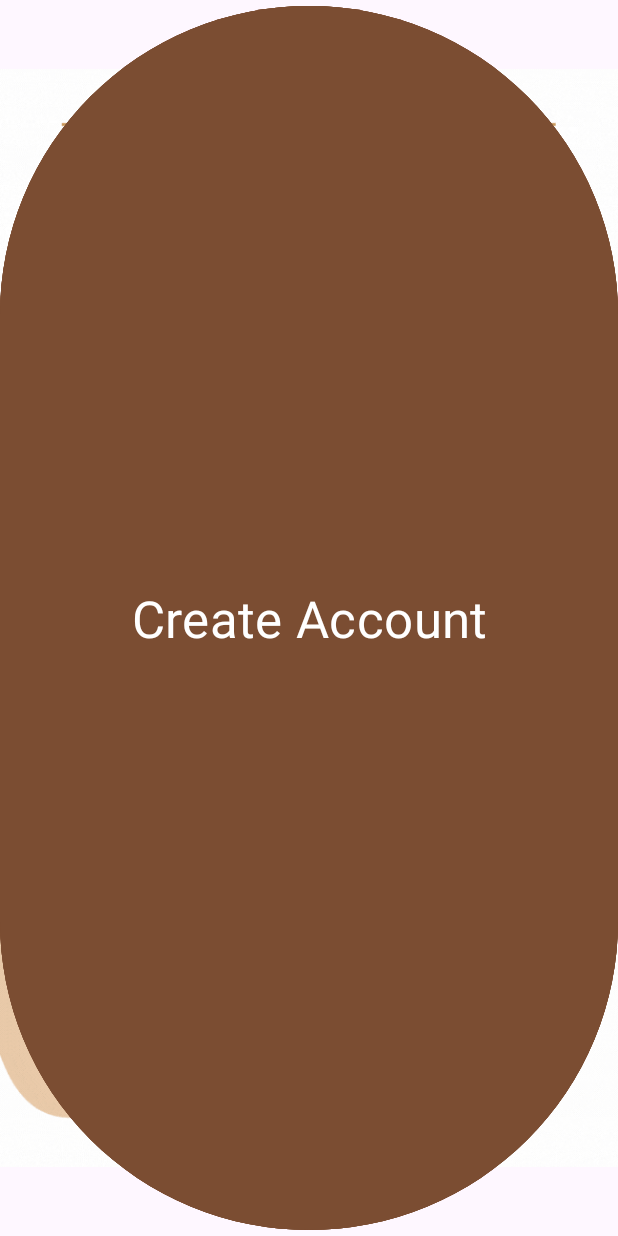
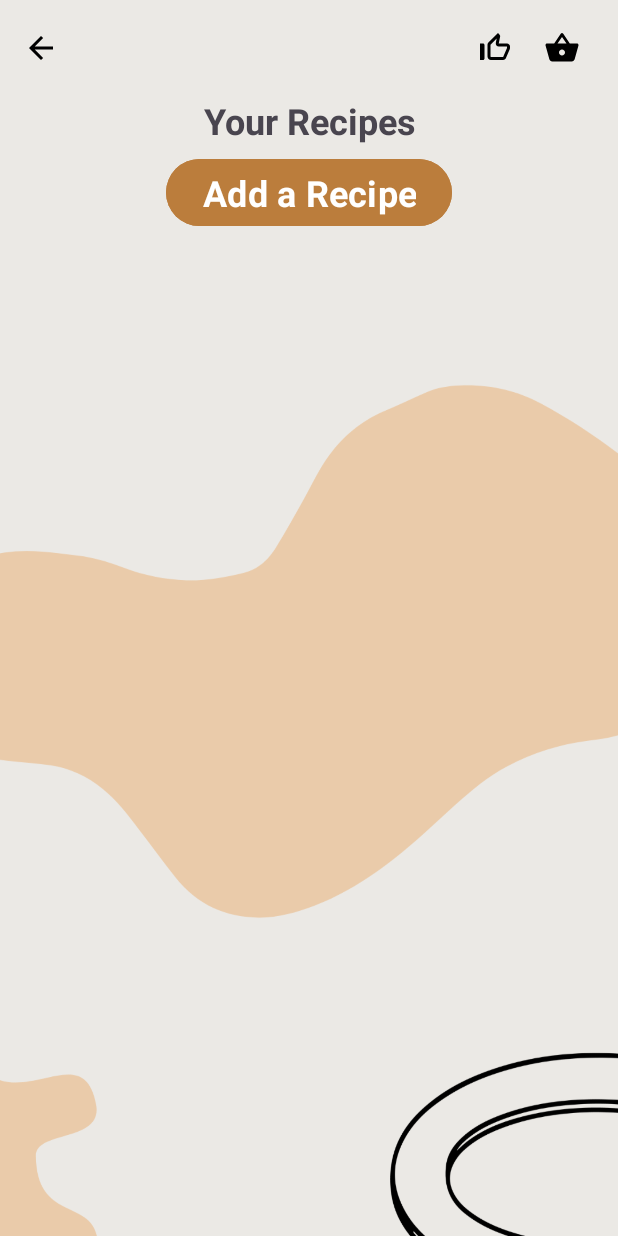
Before and after one commit to peuransiseu/ICS26011_FinalProject, an Android app: the screen it shows after launch (MainActivity before the commit, UserRecipe after it), on a phone screen of 412 x 824 dp. Run offline under Robolectric (Android 15) with nearby library versions, the phone set to English and light mode, and no system bars; Roboto replaces fonts that are not available here.

Commit message:
user recipes and add userRecipe - not working insert (no such table exists)

```diff
--- a/app/src/main/AndroidManifest.xml
+++ b/app/src/main/AndroidManifest.xml
@@ -13,7 +13,10 @@
         android:theme="@style/Theme.ICS26011_FinalProject"
         tools:targetApi="31">
         <activity
-            android:name=".Recipe"
+            android:name=".AddRecipe"
+            android:exported="false" />
+        <activity
+            android:name=".UserRecipe"
             android:exported="false" />
         <activity
             android:name=".MainActivity"
@@ -43,6 +46,7 @@
             android:name=".Mindanao"
             android:exported="false" />
 
+
         <meta-data
             android:name="preloaded_fonts"
             android:resource="@array/preloaded_fonts" />
--- a/app/src/main/java/com/example/ics26011_finalproject/MainActivity.kt
+++ b/app/src/main/java/com/example/ics26011_finalproject/MainActivity.kt
@@ -14,37 +14,27 @@ import com.google.android.material.navigation.NavigationView
 
 
 class MainActivity : AppCompatActivity() {
-
-    lateinit var drawerLayout: DrawerLayout
-    lateinit var actionBarDrawerToggle: ActionBarDrawerToggle
-
-    var navigationView: NavigationView? = null
-    var toolbar: Toolbar? = null
-    var menu: Menu? = null
-    var textView: TextView? = null
     override fun onCreate(savedInstanceState: Bundle?) {
         super.onCreate(savedInstanceState)
         setContentView(R.layout.drawer_layout)
-        val dbh = DatabaseHandler(this)
-        dbh.loadRecipes()
+        val intent = Intent(this, UserRecipe::class.java)
+            startActivity(intent)
 
-        val loginBtn = findViewById<Button>(R.id.login1)
-        val registerBtn = findViewById<Button>(R.id.createBtn)
-
-        loginBtn.setOnClickListener {
-            val intent = Intent(this, Login::class.java)
-            startActivity(intent)
-        }
-
-        registerBtn.setOnClickListener {
-            val intent = Intent(this, Register::class.java)
-            startActivity(intent)
-        }
-
-        drawerLayout = findViewById(R.id.drawer_layout)
-        navigationView = findViewById(R.id.nav_view)
-        textView = findViewById(R.id.textView)
-        toolbar = findViewById(R.id.toolbar)
+//        val dbh = DatabaseHandler(this)
+//        dbh.loadRecipes()
+//
+//        val loginBtn = findViewById<Button>(R.id.login1)
+//        val registerBtn = findViewById<Button>(R.id.createBtn)
+//
+//        loginBtn.setOnClickListener {
+//            val intent = Intent(this, Login::class.java)
+//            startActivity(intent)
+//        }
+//
+//        registerBtn.setOnClickListener {
+//            val intent = Intent(this, Register::class.java)
+//            startActivity(intent)
+//        }
 
     }
 
--- /dev/null
+++ b/app/src/main/java/com/example/ics26011_finalproject/UserRecipe.kt
@@ -0,0 +1,20 @@
+package com.example.ics26011_finalproject
+
+import android.content.Intent
+import androidx.appcompat.app.AppCompatActivity
+import android.os.Bundle
+import android.widget.Button
+
+class UserRecipe : AppCompatActivity() {
+    override fun onCreate(savedInstanceState: Bundle?) {
+        super.onCreate(savedInstanceState)
+        setContentView(R.layout.user_recipes)
+
+        val addRecipe  = findViewById<Button>(R.id.addRecipe)
+
+        addRecipe.setOnClickListener {
+            val intent = Intent(this, AddRecipe::class.java)
+            startActivity(intent)
+        }
+    }
+}
--- a/app/src/main/res/layout/user_recipes.xml
+++ b/app/src/main/res/layout/user_recipes.xml
@@ -58,7 +58,7 @@
             android:textStyle="bold" />
 
         <Button
-            android:id="@+id/button2"
+            android:id="@+id/addRecipe"
             android:layout_width="wrap_content"
             android:layout_height="wrap_content"
             android:layout_gravity="center"
```
Also changed, not shown: app/src/main/java/com/example/ics26011_finalproject/AddRecipe.kt (added, +53 -0 lines), app/src/main/java/com/example/ics26011_finalproject/DatabaseHandler.kt (+44 -1 lines), app/src/main/java/com/example/ics26011_finalproject/Recipe.kt (deleted, +0 -11 lines), app/src/main/java/com/example/ics26011_finalproject/UserRecipeModel.kt (added, +10 -0 lines), app/src/main/res/layout/add_recipe.xml (+9 -3 lines).
